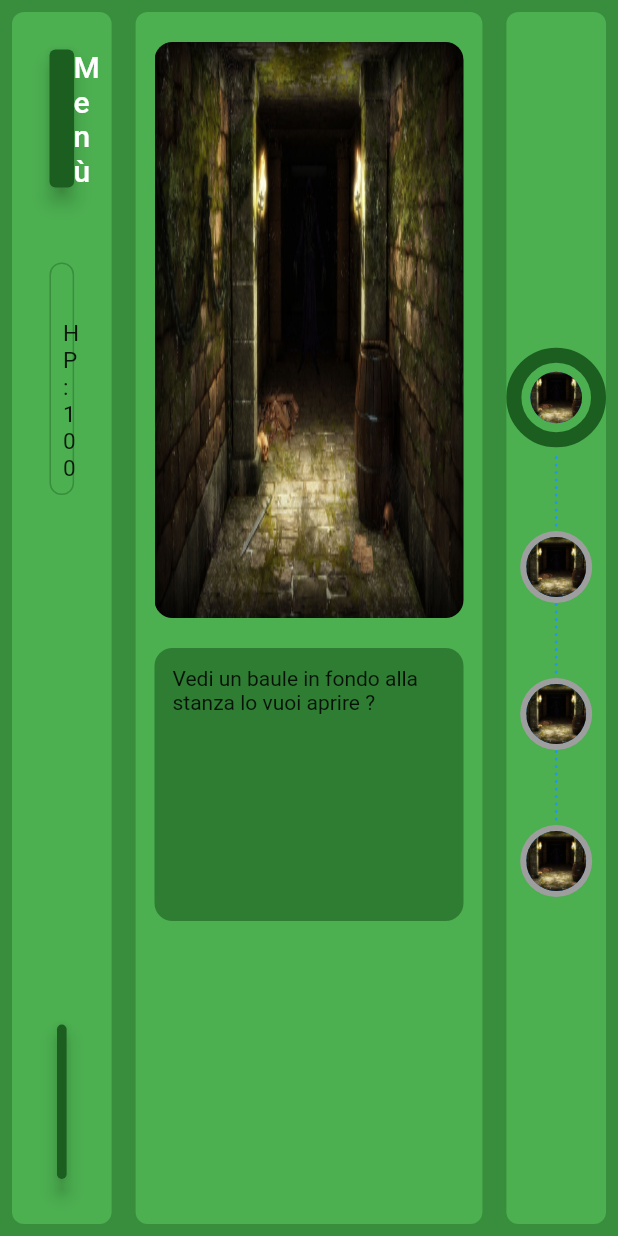
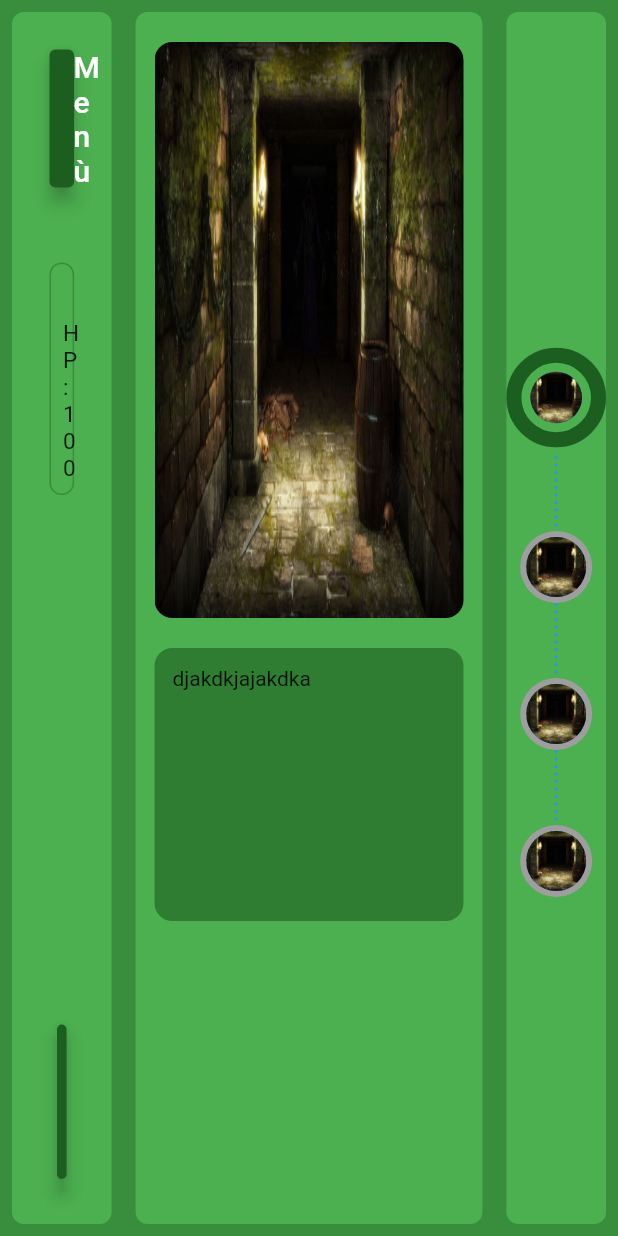
Before and after one commit to GiuseppeDaidone/IngSwUnibg21, a Flutter app: the PaginaGiocatore screen opened directly, on a phone screen of 412 x 824 dp. Run offline on Flutter 3.47's test engine with Material 2 defaults, Android fonts, the light colour scheme and no system bars; drawn by our look-alikes of animated_text_kit; our stand-ins replace google_fonts, im_stepper.

Commit message:
added dialog text animation

```diff
--- a/codice/lib/database/esplorazioneDB.dart
+++ b/codice/lib/database/esplorazioneDB.dart
@@ -41,7 +41,8 @@ class EsplorazioneDB {
         )
       ],
       dialogoEsplorazione: [
-        {"Vedi un baule in fondo alla stanza lo vuoi aprire ?": false},
+        {"djakdkjajakdka": false},
+        {"cavallo salame": false},
         {"Secondo Dialogo": true},
       ],
       immaginiSfondo: ["images/dun.jpg", "images/homegif.gif"],
--- a/codice/lib/model/esplorazione.dart
+++ b/codice/lib/model/esplorazione.dart
@@ -32,13 +32,17 @@ class Esplorazione {
 
   // questa funzione può venir chiamata quando viene premuto il gesture detector oppure uno dei pulsanti azione
   void prossimoDialogo(Partita partita) {
+    print(azioniDisponibili);
     // Controllo che ci sia ancora del dialogo
     if (indexDialogoCorrente + 1 < dialogoEsplorazione.length) {
+      print(azioniDisponibili);
       indexDialogoCorrente++;
       dialogoCorrente = dialogoEsplorazione[indexDialogoCorrente].keys.first;
       // Se il dialogo nuovo deve mostrare anche un'azione, mostro l'azione e cambio anche l'immagine sfondo
       if (dialogoEsplorazione[indexDialogoCorrente].values.first) {
+        print(azioniDisponibili);
         changeStatoEsplorazione(StatoEsplorazione.AZIONE);
+        print(azioniDisponibili);
         if (indexImmagineCorrente + 1 < immaginiSfondo.length) {
           indexImmagineCorrente++;
         }
--- a/codice/lib/model/stanza_esplorazione.dart
+++ b/codice/lib/model/stanza_esplorazione.dart
@@ -47,9 +47,12 @@ class StanzaEsplorazione extends Stanza {
       dialogoCorrente = esplorazione!.dialogoCorrente;
       // Se ho uno stato azione mostro le azioni disponibili
       if (esplorazione!.statoEsplorazione == StatoEsplorazione.AZIONE) {
+        print("kdjsak");
+
         azioniDisponibili = esplorazione!.azioniDisponibili;
+        print(azioniDisponibili);
       } else {
-        azioniDisponibili.clear();
+        //azioniDisponibili.clear();
       }
     }
   }
--- a/codice/lib/screens/pagina giocatore/seconda colonna/seconda_colonna.dart
+++ b/codice/lib/screens/pagina giocatore/seconda colonna/seconda_colonna.dart
@@ -1,10 +1,8 @@
+import 'package:animated_text_kit/animated_text_kit.dart';
 import 'package:codice/model/azione.dart';
-import 'package:codice/model/esplorazione.dart';
 import 'package:codice/model/nemico.dart';
 import 'package:codice/model/partita.dart';
-import 'package:codice/model/personaggio.dart';
 import 'package:codice/model/stanza.dart';
-import 'package:codice/model/stanza_combattimento.dart';
 import 'package:codice/screens/pagina%20giocatore/seconda%20colonna/action_buttons_row.dart';
 import 'package:codice/theme/game_theme.dart';
 import 'package:flutter/material.dart';
@@ -33,6 +31,8 @@ class _SecondaColonnaState extends State<SecondaColonna> {
         _stanzaCorrente = partita.getStanzaCorrente();
         _azioniDisponibili = _stanzaCorrente.azioniDisponibili;
         _nemico = _stanzaCorrente.nemico;
+        var cc = TyperAnimatedText(_stanzaCorrente.dialogoCorrente);
+
         return Stack(
           children: [
             Container(
@@ -124,7 +124,19 @@ class _SecondaColonnaState extends State<SecondaColonna> {
                               ),
                               width: size.width / 2,
                               height: size.height / 5,
-                              child: Text(_stanzaCorrente.dialogoCorrente),
+                              child: AnimatedTextKit(
+                                key: UniqueKey(),
+                                onTap: () {
+                                  _stanzaCorrente.increaseDialogoIndex(
+                                      false, partita,
+                                      context: context);
+
+                                  // Aggiorno lo stato di partita, dato che se aggiorno l'istanza Stanza non trigghera il notifylisteners di Partita da solo
+                                  partita.updateState();
+                                },
+                                isRepeatingAnimation: false,
+                                animatedTexts: [cc],
+                              ),
                             ),
                           ),
                         ],
--- a/codice/pubspec.yaml
+++ b/codice/pubspec.yaml
@@ -38,6 +38,7 @@ dependencies:
   google_fonts: ^2.2.0
   provider: ^6.0.2
   uuid: ^3.0.5
+  animated_text_kit: ^4.2.1
 
 dev_dependencies:
   flutter_test:
```
Also changed, not shown: codice/pubspec.lock.
